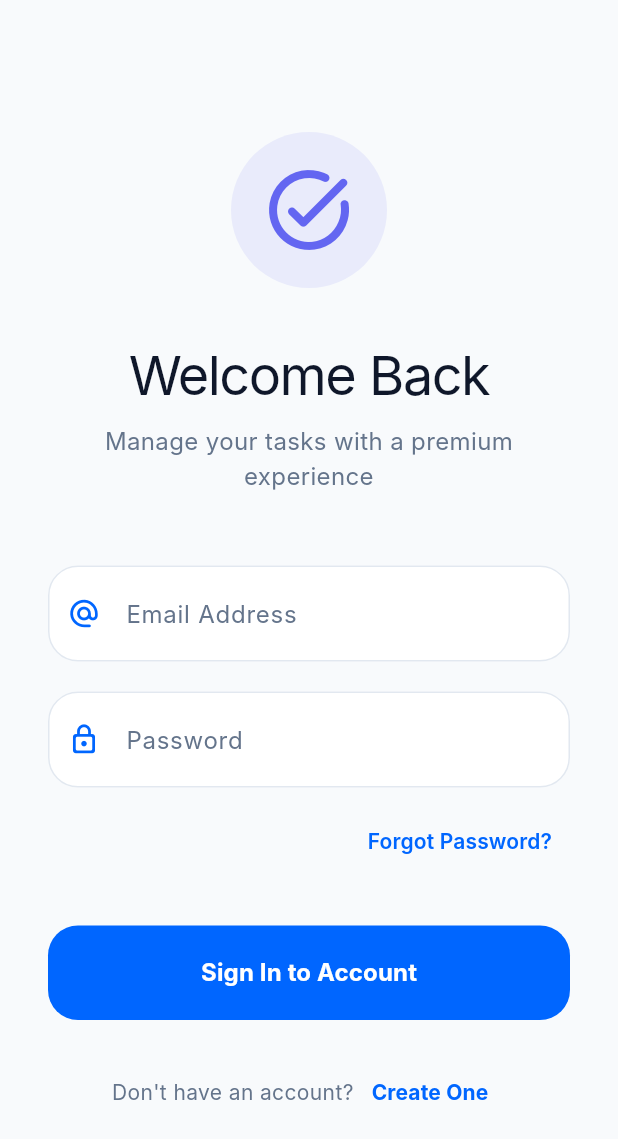
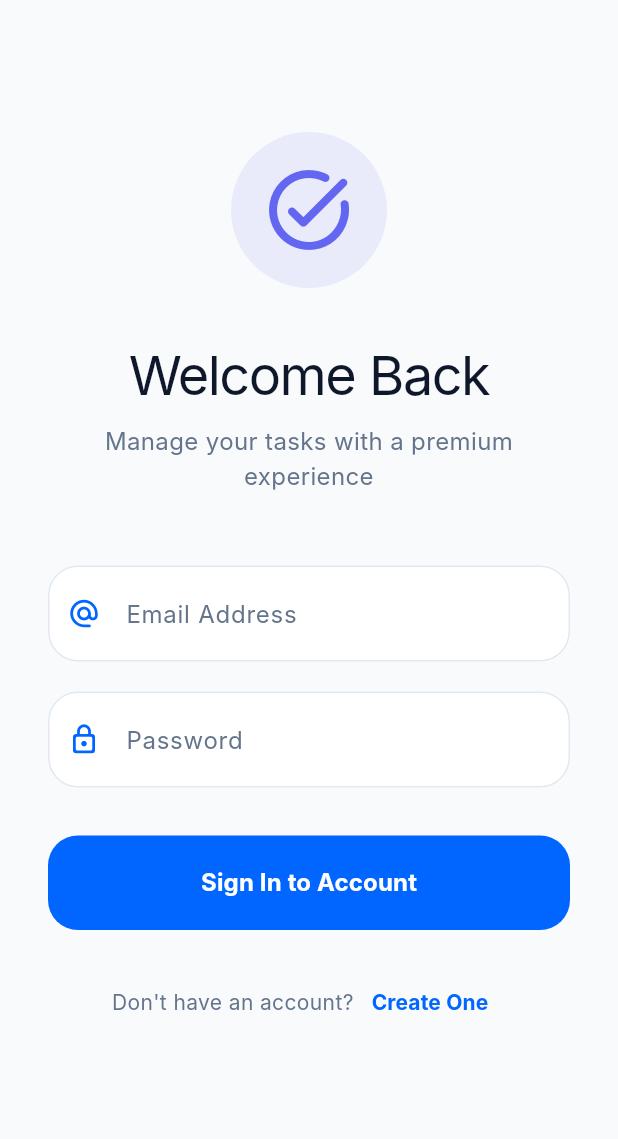
Before and after one commit to Aman1945/fullstack, a Flutter app: the screen it shows after launch, on a phone screen of 412 x 824 dp. Shown: the top 1139 px of the screen. Run offline on Flutter 3.47's test engine with Material 3 defaults, Android fonts, the phone set to English and light mode, and no system bars; our stand-ins replace shared_preferences; accounts and stored records are empty; Roboto replaces fonts that are missing (Inter).

Commit message:
Removed Forgot Password from login screen

```diff
--- a/mobile_app/lib/screens/login_screen.dart
+++ b/mobile_app/lib/screens/login_screen.dart
@@ -86,17 +86,6 @@ class _LoginScreenState extends State<LoginScreen> {
                   decoration: _inputDecoration('Password', Icons.lock_outline_rounded),
                   validator: (val) => val!.isEmpty ? 'Enter password' : null,
                 ),
-                SizedBox(height: 12),
-                Align(
-                  alignment: Alignment.centerRight,
-                  child: TextButton(
-                    onPressed: () {},
-                    child: Text(
-                      'Forgot Password?',
-                      style: TextStyle(color: Color(0xFF0066FF), fontWeight: FontWeight.w600),
-                    ),
-                  ),
-                ),
                 SizedBox(height: 32),
                 ElevatedButton(
                   onPressed: authProvider.isLoading ? null : _login,
```
